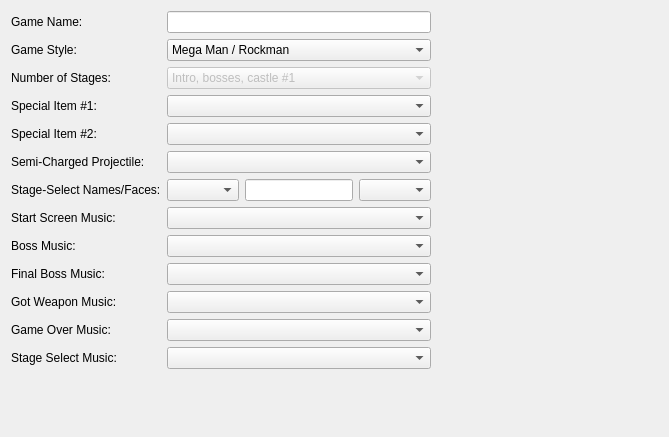
Above: editor/mainwindow_tab/game_properties_tab.ui from protoman/rockbot before the change. Below: the same form after it.
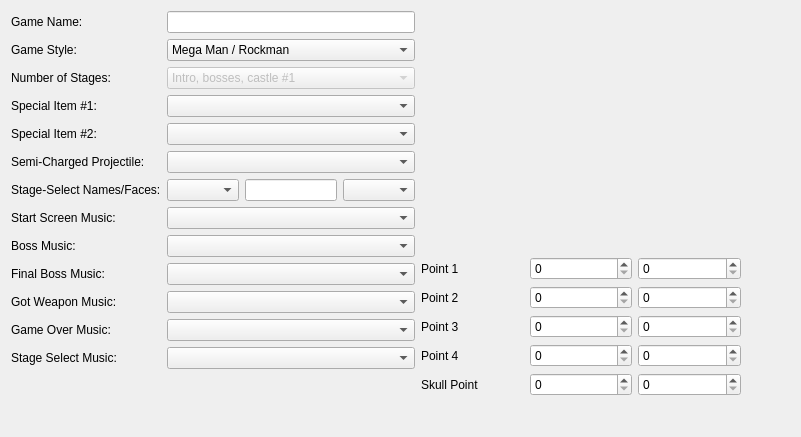
That is the form after the change. Custom widgets are drawn as their Qt base class.

Commit message: - allow to edit caslte points in editor - small fixes in scenes/draw_path for castle

```diff
--- a/editor/mainwindow_tab/game_properties_tab.ui
+++ b/editor/mainwindow_tab/game_properties_tab.ui
@@ -6,7 +6,7 @@
    <rect>
     <x>0</x>
     <y>0</y>
-    <width>669</width>
+    <width>801</width>
     <height>437</height>
    </rect>
   </property>
@@ -211,6 +211,161 @@
      </item>
     </layout>
    </item>
+   <item>
+    <layout class="QVBoxLayout" name="verticalLayout">
+     <property name="rightMargin">
+      <number>0</number>
+     </property>
+     <item>
+      <widget class="CastlePointsPreviewArea" name="castlePointsPreviewArea" native="true">
+       <property name="minimumSize">
+        <size>
+         <width>320</width>
+         <height>240</height>
+        </size>
+       </property>
+      </widget>
+     </item>
+     <item>
+      <layout class="QGridLayout" name="CastlePointsGridLayout">
+       <property name="rightMargin">
+        <number>0</number>
+       </property>
+       <item row="0" column="0">
+        <widget class="QLabel" name="label_14">
+         <property name="text">
+          <string>Point 1</string>
+         </property>
+        </widget>
+       </item>
+       <item row="3" column="0">
+        <widget class="QLabel" name="label_17">
+         <property name="text">
+          <string>Point 4</string>
+         </property>
+        </widget>
+       </item>
+       <item row="0" column="2">
+        <widget class="QSpinBox" name="castlePoint_1_y">
+         <property name="maximum">
+          <number>240</number>
+         </property>
+        </widget>
+       </item>
+       <item row="2" column="0">
+        <widget class="QLabel" name="label_16">
+         <property name="text">
+          <string>Point 3</string>
+         </property>
+        </widget>
+       </item>
+       <item row="1" column="1">
+        <widget class="QSpinBox" name="castlePoint_2_x">
+         <property name="maximum">
+          <number>320</number>
+         </property>
+        </widget>
+       </item>
+       <item row="1" column="0">
+        <widget class="QLabel" name="label_15">
+         <property name="text">
+          <string>Point 2</string>
+         </property>
+        </widget>
+       </item>
+       <item row="0" column="1">
+        <widget class="QSpinBox" name="castlePoint_1_x">
+         <property name="maximum">
+          <number>320</number>
+         </property>
+        </widget>
+       </item>
+       <item row="5" column="0">
+        <spacer name="verticalSpacer_2">
+         <property name="orientation">
+          <enum>Qt::Vertical</enum>
+         </property>
+         <property name="sizeHint" stdset="0">
+          <size>
+           <width>20</width>
+           <height>40</height>
+          </size>
+         </property>
+        </spacer>
+       </item>
+       <item row="1" column="2">
+        <widget class="QSpinBox" name="castlePoint_2_y">
+         <property name="maximum">
+          <number>240</number>
+         </property>
+        </widget>
+       </item>
+       <item row="2" column="1">
+        <widget class="QSpinBox" name="castlePoint_3_x">
+         <property name="maximum">
+          <number>320</number>
+         </property>
+        </widget>
+       </item>
+       <item row="2" column="2">
+        <widget class="QSpinBox" name="castlePoint_3_y">
+         <property name="maximum">
+          <number>240</number>
+         </property>
+        </widget>
+       </item>
+       <item row="3" column="1">
+        <widget class="QSpinBox" name="castlePoint_4_x">
+         <property name="maximum">
+          <number>320</number>
+         </property>
+        </widget>
+       </item>
+       <item row="3" column="2">
+        <widget class="QSpinBox" name="castlePoint_4_y">
+         <property name="maximum">
+          <number>240</number>
+         </property>
+        </widget>
+       </item>
+       <item row="4" column="0">
+        <widget class="QLabel" name="label_18">
+         <property name="text">
+          <string>Skull Point</string>
+         </property>
+        </widget>
+       </item>
+       <item row="4" column="1">
+        <widget class="QSpinBox" name="castlePoint_5_x">
+         <property name="maximum">
+          <number>320</number>
+         </property>
+        </widget>
+       </item>
+       <item row="4" column="2">
+        <widget class="QSpinBox" name="castlePoint_5_y">
+         <property name="maximum">
+          <number>240</number>
+         </property>
+        </widget>
+       </item>
+      </layout>
+     </item>
+    </layout>
+   </item>
+   <item>
+    <spacer name="horizontalSpacer_2">
+     <property name="orientation">
+      <enum>Qt::Horizontal</enum>
+     </property>
+     <property name="sizeHint" stdset="0">
+      <size>
+       <width>40</width>
+       <height>20</height>
+      </size>
+     </property>
+    </spacer>
+   </item>
    <item>
     <spacer name="horizontalSpacer">
      <property name="orientation">
@@ -226,6 +381,14 @@
    </item>
   </layout>
  </widget>
+ <customwidgets>
+  <customwidget>
+   <class>CastlePointsPreviewArea</class>
+   <extends>QWidget</extends>
+   <header>castlepointspreviewarea.h</header>
+   <container>1</container>
+  </customwidget>
+ </customwidgets>
  <resources/>
  <connections/>
 </ui>
```
The commit also changes 29 other files.
